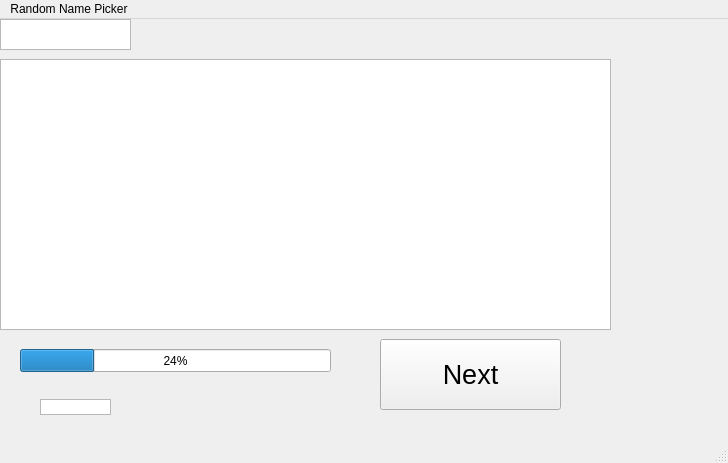
First picture: the form in ui_files/MainWindow.ui, repository hoewllo/RanName, before the edit.
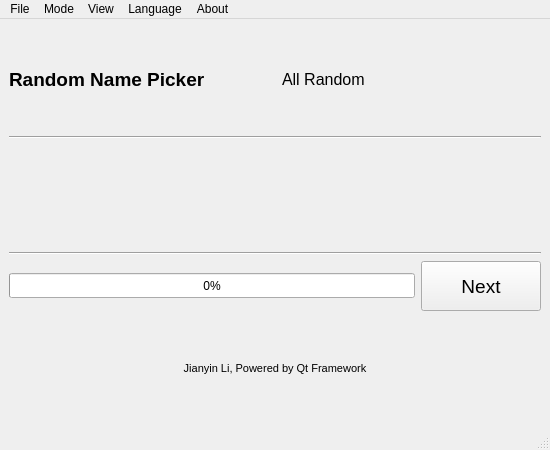
Second picture: the form after the edit.

```diff
--- a/ui_files/MainWindow.ui
+++ b/ui_files/MainWindow.ui
@@ -6,133 +6,205 @@
    <rect>
     <x>0</x>
     <y>0</y>
-    <width>728</width>
-    <height>463</height>
+    <width>550</width>
+    <height>450</height>
    </rect>
   </property>
+  <property name="minimumSize">
+   <size>
+    <width>400</width>
+    <height>350</height>
+   </size>
+  </property>
   <property name="windowTitle">
    <string>Random Name Picker - Main Window</string>
   </property>
   <widget class="QWidget" name="centralwidget">
-   <widget class="QTextBrowser" name="titleShower">
-    <property name="geometry">
-     <rect>
-      <x>0</x>
-      <y>0</y>
-      <width>131</width>
-      <height>31</height>
-     </rect>
+   <layout class="QVBoxLayout" name="verticalLayout">
+    <property name="leftMargin">9</property>
+    <property name="topMargin">9</property>
+    <property name="rightMargin">9</property>
+    <property name="bottomMargin">9</property>
+    <item>
+     <layout class="QHBoxLayout" name="headerLayout">
+      <item>
+       <widget class="QLabel" name="titleShower">
+        <property name="text">
+         <string>Random Name Picker</string>
+        </property>
+        <property name="font">
+         <font>
+          <pointsize>14</pointsize>
+          <bold>true</bold>
+         </font>
+        </property>
+       </widget>
+      </item>
+      <item>
+       <spacer name="headerSpacer">
+        <property name="orientation">
+         <enum>Qt::Horizontal</enum>
+        </property>
+       </spacer>
+      </item>
+      <item>
+       <widget class="QLabel" name="modeLabel">
+        <property name="text">
+         <string>All Random</string>
     </property>
     <property name="font">
      <font>
       <pointsize>12</pointsize>
      </font>
     </property>
-    <property name="markdown">
-     <string>Random Name Picker
-
-</string>
-    </property>
-   </widget>
+       </widget>
+      </item>
+     </layout>
+    </item>
+    <item>
+     <widget class="Line" name="headerLine">
+      <property name="orientation">
+       <enum>Qt::Horizontal</enum>
+      </property>
+      <property name="frameShadow">
+       <enum>QFrame::Sunken</enum>
+      </property>
+     </widget>
+    </item>
+    <item stretch="1">
+     <widget class="QLabel" name="BrowserName">
+      <property name="alignment">
+       <set>Qt::AlignCenter</set>
+      </property>
+      <property name="font">
+       <font>
+        <pointsize>48</pointsize>
+       </font>
+      </property>
+      <property name="text">
+       <string/>
+      </property>
+     </widget>
+    </item>
+    <item>
+     <widget class="Line" name="bottomLine">
+      <property name="orientation">
+       <enum>Qt::Horizontal</enum>
+      </property>
+      <property name="frameShadow">
+       <enum>QFrame::Sunken</enum>
+      </property>
+     </widget>
+    </item>
+    <item>
+     <layout class="QHBoxLayout" name="bottomLayout">
+      <item stretch="1">
    <widget class="QProgressBar" name="progressShower">
-    <property name="geometry">
-     <rect>
-      <x>20</x>
-      <y>330</y>
-      <width>311</width>
-      <height>23</height>
-     </rect>
+        <property name="minimumSize">
+         <size>
+          <width>0</width>
+          <height>25</height>
+         </size>
     </property>
     <property name="value">
-     <number>24</number>
-    </property>
-   </widget>
-   <widget class="QTextBrowser" name="BrowserName">
-    <property name="geometry">
-     <rect>
-      <x>0</x>
-      <y>40</y>
-      <width>611</width>
-      <height>271</height>
-     </rect>
-    </property>
-    <property name="font">
-     <font>
-      <pointsize>50</pointsize>
-     </font>
-    </property>
-   </widget>
+         <number>0</number>
+        </property>
+       </widget>
+      </item>
+      <item>
    <widget class="QPushButton" name="ButtonNext">
-    <property name="geometry">
-     <rect>
-      <x>380</x>
-      <y>320</y>
-      <width>181</width>
-      <height>71</height>
-     </rect>
+        <property name="minimumSize">
+         <size>
+          <width>120</width>
+          <height>40</height>
+         </size>
+        </property>
+        <property name="maximumSize">
+         <size>
+          <width>200</width>
+          <height>50</height>
+         </size>
     </property>
     <property name="font">
      <font>
-      <pointsize>20</pointsize>
+          <pointsize>14</pointsize>
      </font>
     </property>
     <property name="text">
      <string>Next</string>
     </property>
    </widget>
-   <widget class="QTextBrowser" name="textBrowser">
-    <property name="geometry">
-     <rect>
-      <x>40</x>
-      <y>380</y>
-      <width>71</width>
-      <height>16</height>
-     </rect>
+      </item>
+     </layout>
+    </item>
+    <item>
+     <widget class="QLabel" name="creditLabel">
+      <property name="text">
+       <string>Jianyin Li, Powered by Qt Framework</string>
+      </property>
+      <property name="alignment">
+       <set>Qt::AlignCenter</set>
     </property>
     <property name="font">
      <font>
-      <pointsize>1</pointsize>
-     </font>
-    </property>
-    <property name="markdown">
-     <string>Jianyin Li, Powered by Qt Framework
-
-</string>
-    </property>
-   </widget>
-   <zorder>BrowserName</zorder>
-   <zorder>titleShower</zorder>
-   <zorder>progressShower</zorder>
-   <zorder>ButtonNext</zorder>
-   <zorder>textBrowser</zorder>
+        <pointsize>8</pointsize>
+       </font>
+      </property>
+     </widget>
+    </item>
+   </layout>
   </widget>
   <widget class="QMenuBar" name="menubar">
    <property name="geometry">
     <rect>
      <x>0</x>
      <y>0</y>
-     <width>728</width>
+     <width>550</width>
      <height>22</height>
     </rect>
    </property>
-   <widget class="QMenu" name="menu">
+   <widget class="QMenu" name="menu_file">
     <property name="title">
-     <string>Random Name Picker</string>
+     <string>File</string>
     </property>
-    <widget class="QMenu" name="menu_chmode">
+    <addaction name="action_restart"/>
+    <addaction name="separator"/>
+    <addaction name="actionExit"/>
+   </widget>
+   <widget class="QMenu" name="menu_mode">
      <property name="title">
-      <string>Change Mode</string>
+     <string>Mode</string>
      </property>
      <addaction name="action_m_all"/>
      <addaction name="action_per"/>
     </widget>
-    <addaction name="actionExit"/>
-    <addaction name="separator"/>
+   <widget class="QMenu" name="menu_view">
+    <property name="title">
+     <string>View</string>
+    </property>
     <addaction name="action_hidenp"/>
     <addaction name="separator"/>
     <addaction name="menu_chmode"/>
    </widget>
-   <addaction name="menu"/>
+   <widget class="QMenu" name="menu_lang">
+    <property name="title">
+     <string>Language</string>
+    </property>
+    <addaction name="action_lang_en"/>
+    <addaction name="action_lang_zh"/>
+   </widget>
+   <widget class="QMenu" name="menu_about">
+    <property name="title">
+     <string>About</string>
+    </property>
+    <addaction name="action_about"/>
+    <addaction name="action_about_qt"/>
+   </widget>
+   <addaction name="menu_file"/>
+   <addaction name="menu_mode"/>
+   <addaction name="menu_view"/>
+   <addaction name="menu_lang"/>
+   <addaction name="menu_about"/>
   </widget>
   <widget class="QStatusBar" name="statusbar"/>
   <action name="actionExit">
```
Left out of the diff: 12 changed lines with no effect on the pictures. Lines whose indentation alone changed are shown as unchanged.
